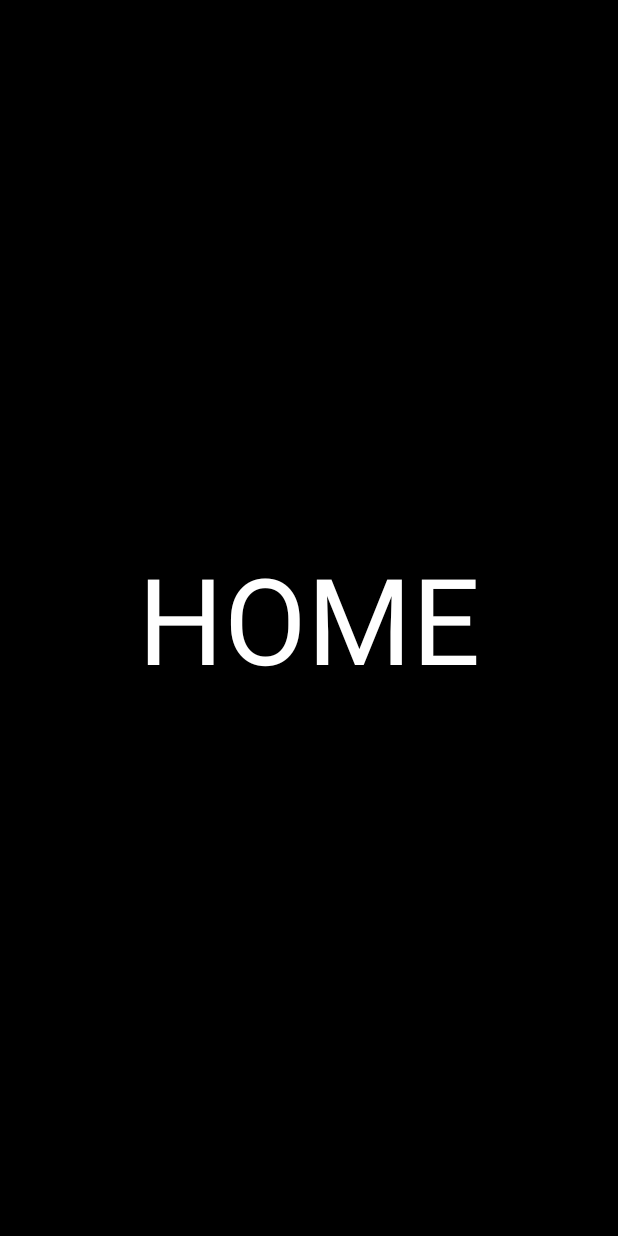
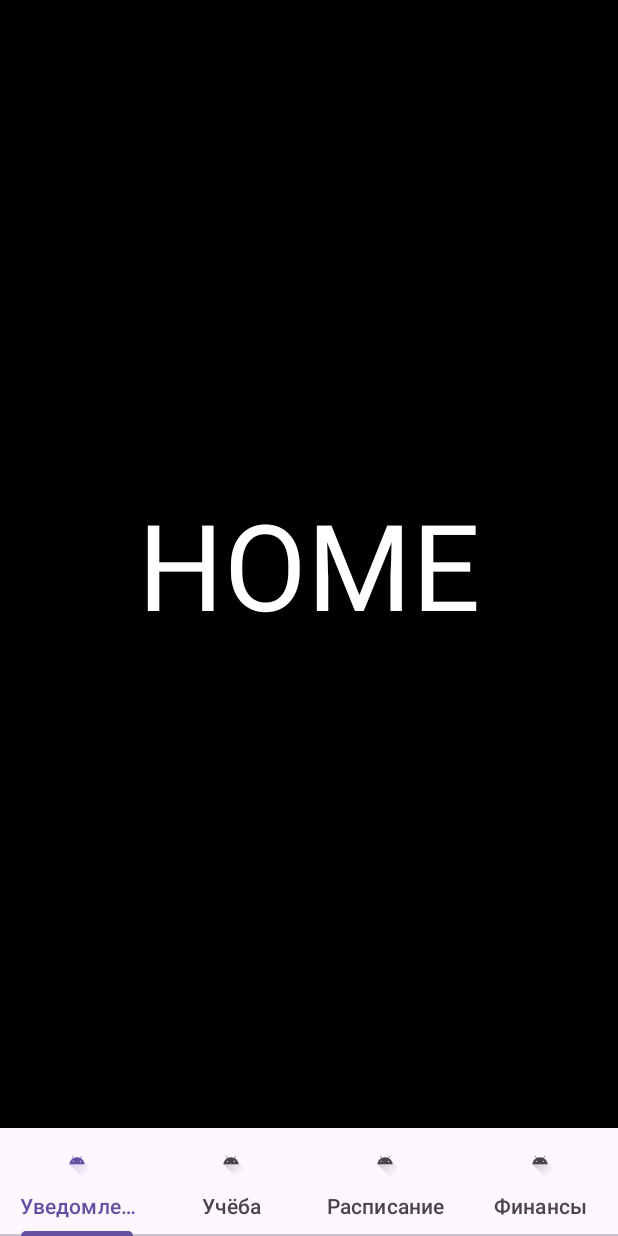
Before and after one commit to 10zz/LK_University, an Android app: the MainActivity screen opened directly, with no data from a screen before it, on a phone screen of 412 x 824 dp. Run offline under Robolectric (Android 15) with nearby library versions, the phone set to English and light mode, and no system bars.

Commit message:
Added bottom tab navigation to MainActivity

```diff
--- a/app/src/main/java/com/courseproject/mlkuniversity/MainActivity.java
+++ b/app/src/main/java/com/courseproject/mlkuniversity/MainActivity.java
@@ -17,13 +17,15 @@ import com.courseproject.mlkuniversity.main_ui_fragments.FinanceFragment;
 import com.courseproject.mlkuniversity.main_ui_fragments.HomeFragment;
 import com.courseproject.mlkuniversity.main_ui_fragments.ScheduleFragment;
 import com.courseproject.mlkuniversity.main_ui_fragments.StudyFragment;
+import com.google.android.material.tabs.TabLayout;
+import com.google.android.material.tabs.TabLayoutMediator;
 
 import org.jetbrains.annotations.NotNull;
 
 public class MainActivity extends AppCompatActivity
 {
 
-    private static final int NAM_PAGES = 5;
+    private static final int NAM_PAGES = 4;
     private ViewPager2 viewPager2;
     private FragmentStateAdapter pagerAdapter;
 
@@ -42,9 +44,24 @@ public class MainActivity extends AppCompatActivity
         viewPager2 = findViewById(R.id.pager);
         pagerAdapter = new ScreenSlidePageAdapter(this);
         viewPager2.setAdapter(pagerAdapter);
+
+        TabLayout tabLayout = findViewById(R.id.tab_layout);
+        TabLayoutMediator tabLayoutMediator = new TabLayoutMediator(tabLayout, viewPager2,
+                new TabLayoutMediator.TabConfigurationStrategy()
+                {
+                    String[] tabText = getResources().getStringArray(R.array.main_tab_ui);
+                    @Override
+                    public void onConfigureTab(TabLayout.Tab tab, int position)
+                    {
+                        tab.setText(tabText[position])
+                                .setIcon(R.drawable.ic_launcher_foreground);
+                    }
+        });
+        tabLayoutMediator.attach();
     }
 
-    private class ScreenSlidePageAdapter extends FragmentStateAdapter {
+    private class ScreenSlidePageAdapter extends FragmentStateAdapter
+    {
         public ScreenSlidePageAdapter(MainActivity mainActivity) {
             super(mainActivity);
         }
--- a/app/src/main/res/layout/activity_main.xml
+++ b/app/src/main/res/layout/activity_main.xml
@@ -7,12 +7,24 @@
     android:layout_height="match_parent"
     tools:context=".MainActivity">
 
+    <com.google.android.material.tabs.TabLayout
+        android:id="@+id/tab_layout"
+        android:layout_width="0dp"
+        android:layout_height="wrap_content"
+        android:contentDescription="@string/api_error_message"
+        app:layout_constraintBottom_toBottomOf="parent"
+        app:layout_constraintLeft_toLeftOf="parent"
+        app:layout_constraintRight_toRightOf="parent"
+        app:layout_constraintTop_toBottomOf="@+id/pager" />
+
     <androidx.viewpager2.widget.ViewPager2
-        xmlns:android="http://schemas.android.com/apk/res/android"
         android:id="@+id/pager"
-        android:layout_width="match_parent"
-        android:layout_height="match_parent"
-        tools:context=".MainActivity">
-    </androidx.viewpager2.widget.ViewPager2>
+        android:layout_width="0dp"
+        android:layout_height="0dp"
+        app:layout_constraintBottom_toTopOf="@+id/tab_layout"
+        app:layout_constraintLeft_toLeftOf="parent"
+        app:layout_constraintRight_toRightOf="parent"
+        app:layout_constraintTop_toTopOf="parent"
+        tools:context=".MainActivity" />
 
 </androidx.constraintlayout.widget.ConstraintLayout>
--- a/app/src/main/res/values/strings.xml
+++ b/app/src/main/res/values/strings.xml
@@ -7,4 +7,10 @@
     <string name="login_unknown_error_message">Неизвeстная ошибка</string>
     <string name="login_empty_response_error_message">Сервер не вернул результат запроса</string>
     <string name="signup_server_error">Сервер не смог внести пользователя в БД</string>
+    <string-array name="main_tab_ui">
+        <item>Уведомления</item>
+        <item>Учёба</item>
+        <item>Расписание</item>
+        <item>Финансы</item>
+    </string-array>
 </resources>
```
